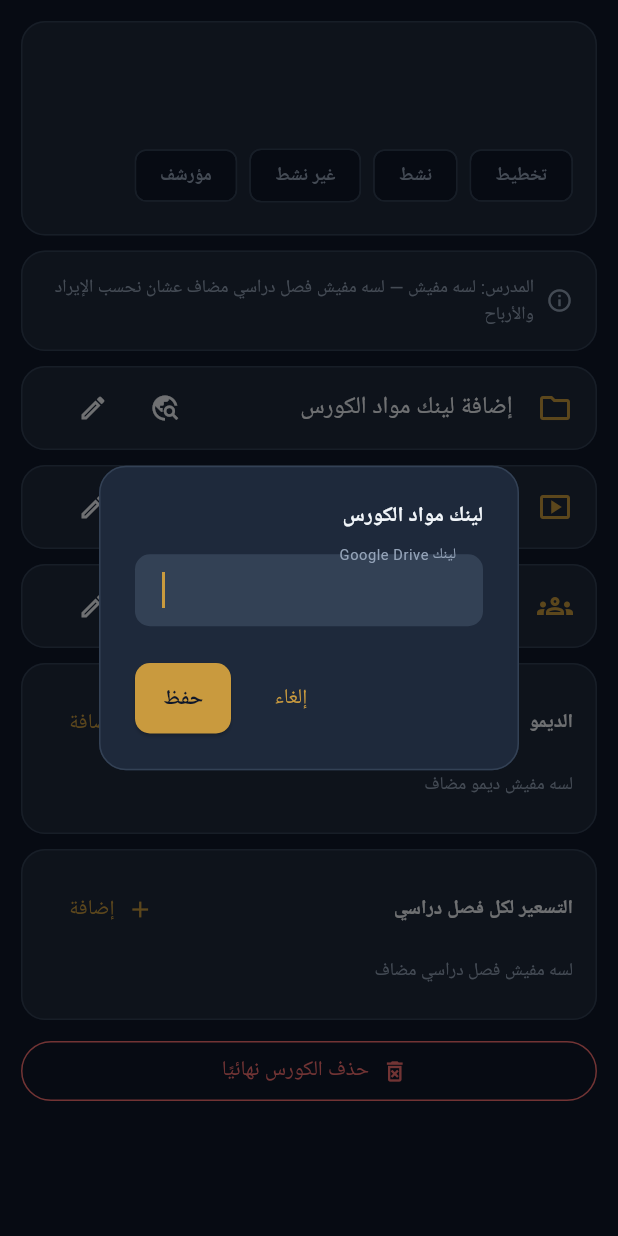
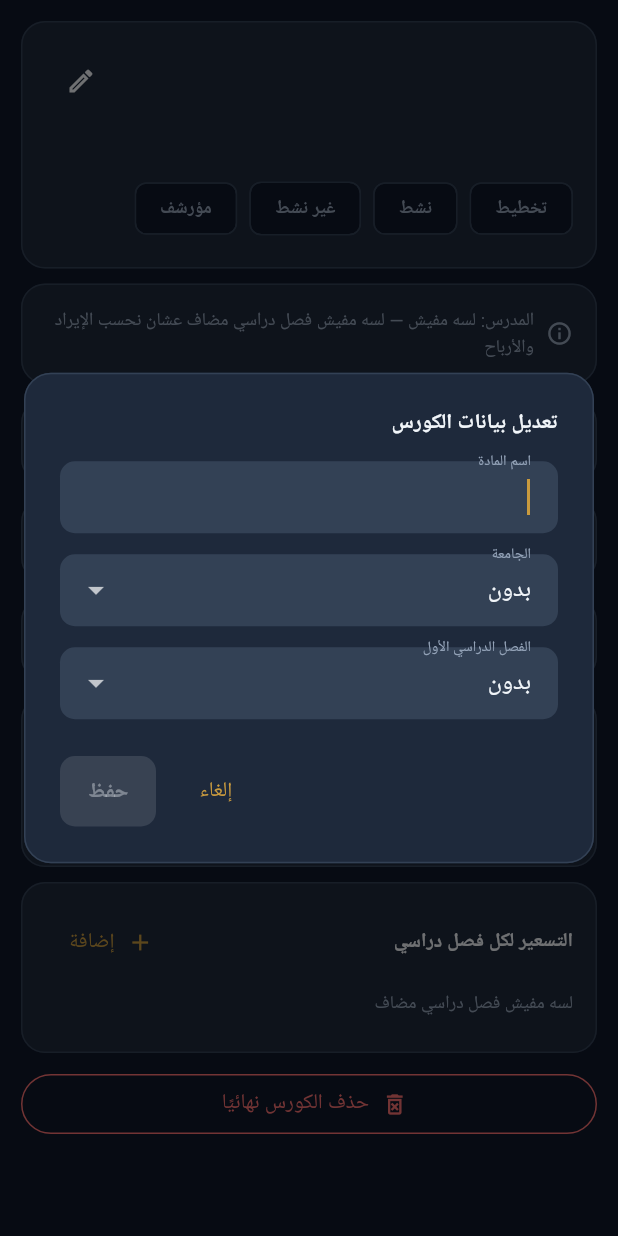
Before and after one commit to STUDYHUBAcademy/studyhub-app-web, a Flutter app: the _CourseDetailBody widget shown alone on an empty page, opened directly with empty values, after a tap on the "edit" icon, on a phone screen of 412 x 824 dp. Run offline on Flutter 3.47's test engine with Material 3 defaults, Android fonts, the phone set to English and light mode, and no system bars; our stand-ins replace fl_chart, flutter_dotenv, flutter_local_notifications, flutter_riverpod, flutter_timezone, go_router and 6 more; missing offline and left inert: extension_google_sign_in_as_googleapis_auth, google_sign_in_web, googleapis; accounts and stored records are empty; Roboto replaces fonts that are missing (Tajawal).

Commit message:
Add tutor search for demo picker, course details editing, and block enrollment on archived courses

```diff
--- a/lib/features/courses/domain/repositories/courses_repository.dart
+++ b/lib/features/courses/domain/repositories/courses_repository.dart
@@ -59,6 +59,12 @@ abstract class CoursesRepository {
     String? demoLink,
   });
   Future<void> updateCourseStatus(String courseId, String status);
+  Future<void> updateCourseDetails({
+    required String courseId,
+    required String subjectName,
+    String? universityId,
+    String? firstTermId,
+  });
   Future<void> updateCourseMaterialsLink(String courseId, String? link);
   Future<void> updateCourseDemoLink(String courseId, String? link);
   Future<void> updateCourseGroupLink(String courseId, String? link);
--- a/lib/features/courses/presentation/screens/course_detail_screen.dart
+++ b/lib/features/courses/presentation/screens/course_detail_screen.dart
@@ -14,6 +14,7 @@ import '../../../students/presentation/widgets/student_source_fields.dart';
 import '../../../tutors/domain/entities/tutor.dart';
 import '../../../tutors/presentation/providers/tutors_providers.dart';
 import '../../../universities/domain/entities/term.dart';
+import '../../../universities/domain/entities/university.dart';
 import '../../../universities/presentation/providers/universities_providers.dart';
 import '../../domain/entities/course.dart';
 import '../../domain/entities/course_demo.dart';
@@ -191,6 +192,105 @@ class _CourseDetailBody extends ConsumerWidget {
         .updateCourseMaterialsLink(course.id, link);
   }
 
+  Future<void> _editCourseDetails(BuildContext context, WidgetRef ref) async {
+    final universities = await ref.read(universitiesProvider.future);
+    final terms = await ref.read(termsProvider.future);
+    if (!context.mounted) return;
+
+    final subjectController = TextEditingController(text: course.subjectName);
+    University? selectedUniversity = universities
+        .where((u) => u.id == course.universityId)
+        .firstOrNull;
+    Term? selectedTerm = terms
+        .where((t) => t.id == course.firstTermId)
+        .firstOrNull;
+
+    final saved = await showDialog<bool>(
+      context: context,
+      builder: (context) => StatefulBuilder(
+        builder: (context, setState) => AlertDialog(
+          insetPadding: const EdgeInsets.symmetric(
+            horizontal: 16,
+            vertical: 24,
+          ),
+          title: const Text('تعديل بيانات الكورس'),
+          content: SizedBox(
+            width: double.maxFinite,
+            child: SingleChildScrollView(
+              child: Column(
+                mainAxisSize: MainAxisSize.min,
+                crossAxisAlignment: CrossAxisAlignment.start,
+                children: [
+                  TextField(
+                    controller: subjectController,
+                    decoration: const InputDecoration(labelText: 'اسم المادة'),
+                    autofocus: true,
+                  ),
+                  const SizedBox(height: 14),
+                  DropdownButtonFormField<University?>(
+                    initialValue: selectedUniversity,
+                    decoration: const InputDecoration(labelText: 'الجامعة'),
+                    items: [
+                      const DropdownMenuItem(
+                        value: null,
+                        child: Text('بدون'),
+                      ),
+                      ...universities.map(
+                        (u) =>
+                            DropdownMenuItem(value: u, child: Text(u.name)),
+                      ),
+                    ],
+                    onChanged: (v) => setState(() => selectedUniversity = v),
+                  ),
+                  const SizedBox(height: 14),
+                  DropdownButtonFormField<Term?>(
+                    initialValue: selectedTerm,
+                    decoration: const InputDecoration(
+                      labelText: 'الفصل الدراسي الأول',
+                    ),
+                    items: [
+                      const DropdownMenuItem(
+                        value: null,
+                        child: Text('بدون'),
+                      ),
+                      ...terms.map(
+                        (t) =>
+                            DropdownMenuItem(value: t, child: Text(t.name)),
+                      ),
+                    ],
+                    onChanged: (v) => setState(() => selectedTerm = v),
+                  ),
+                ],
+              ),
+            ),
+          ),
+          actions: [
+            TextButton(
+              onPressed: () => Navigator.pop(context, false),
+              child: const Text('إلغاء'),
+            ),
+            ElevatedButton(
+              onPressed: subjectController.text.trim().isEmpty
+                  ? null
+                  : () => Navigator.pop(context, true),
+              child: const Text('حفظ'),
+            ),
+          ],
+        ),
+      ),
+    );
+
+    if (saved != true || subjectController.text.trim().isEmpty) return;
+    await ref
+        .read(coursesRepositoryProvider)
+        .updateCourseDetails(
+          courseId: course.id,
+          subjectName: subjectController.text.trim(),
+          universityId: selectedUniversity?.id,
+          firstTermId: selectedTerm?.id,
+        );
+  }
+
   Future<void> _delete(BuildContext context, WidgetRef ref) async {
     final confirmed = await confirmWithPassword(
       context,
@@ -232,12 +332,24 @@ class _CourseDetailBody extends ConsumerWidget {
               child: Column(
                 crossAxisAlignment: CrossAxisAlignment.start,
                 children: [
-                  Text(
-                    course.subjectName,
-                    style: const TextStyle(
-                      fontWeight: FontWeight.w800,
-                      fontSize: 18,
-                    ),
+                  Row(
+                    crossAxisAlignment: CrossAxisAlignment.start,
+                    children: [
+                      Expanded(
+                        child: Text(
+                          course.subjectName,
+                          style: const TextStyle(
+                            fontWeight: FontWeight.w800,
+                            fontSize: 18,
+                          ),
+                        ),
+                      ),
+                      IconButton(
+                        icon: const Icon(Icons.edit_outlined, size: 20),
+                        tooltip: 'تعديل بيانات الكورس',
+                        onPressed: () => _editCourseDetails(context, ref),
+                      ),
+                    ],
                   ),
                   const SizedBox(height: 4),
                   Text(
@@ -829,16 +941,25 @@ class _DemosSection extends ConsumerWidget {
                 mainAxisSize: MainAxisSize.min,
                 crossAxisAlignment: CrossAxisAlignment.start,
                 children: [
-                  DropdownButtonFormField<Tutor>(
-                    initialValue: selectedTutor,
-                    decoration: const InputDecoration(labelText: 'المدرس'),
-                    items: tutors
-                        .map(
-                          (t) =>
-                              DropdownMenuItem(value: t, child: Text(t.name)),
-                        )
-                        .toList(),
-                    onChanged: (v) => setState(() => selectedTutor = v),
+                  Autocomplete<Tutor>(
+                    displayStringForOption: (t) => t.name,
+                    optionsBuilder: (value) {
+                      if (value.text.isEmpty) return tutors;
+                      final q = value.text.toLowerCase();
+                      return tutors.where(
+                        (t) => t.name.toLowerCase().contains(q),
+                      );
+                    },
+                    onSelected: (t) => setState(() => selectedTutor = t),
+                    fieldViewBuilder:
+                        (context, controller, focusNode, onSubmit) =>
+                            TextField(
+                              controller: controller,
+                              focusNode: focusNode,
+                              decoration: const InputDecoration(
+                                labelText: 'المدرس (اكتب للبحث)',
+                              ),
+                            ),
                   ),
                   const SizedBox(height: 12),
                   OutlinedButton(
@@ -1372,6 +1493,7 @@ class _CourseTermsSection extends ConsumerWidget {
                           courseTerm: ct,
                           termName: termNames[ct.termId] ?? '؟',
                           tutorId: course.tutorId,
+                          courseArchived: course.status == 'archived',
                         ),
                       )
                       .toList(),
@@ -1390,11 +1512,13 @@ class _CourseTermCard extends ConsumerWidget {
     required this.courseTerm,
     required this.termName,
     required this.tutorId,
+    required this.courseArchived,
   });
 
   final CourseTerm courseTerm;
   final String termName;
   final String? tutorId;
+  final bool courseArchived;
 
   Future<void> _recordPayment(
     BuildContext context,
@@ -1652,7 +1776,10 @@ class _CourseTermCard extends ConsumerWidget {
       shape: const RoundedRectangleBorder(
         borderRadius: BorderRadius.vertical(top: Radius.circular(20)),
       ),
-      builder: (context) => _EnrollmentsSheet(courseTerm: courseTerm),
+      builder: (context) => _EnrollmentsSheet(
+        courseTerm: courseTerm,
+        courseArchived: courseArchived,
+      ),
     );
   }
 }
@@ -1912,9 +2039,13 @@ const _paymentMethodLabels = {
 };
 
 class _EnrollmentsSheet extends ConsumerWidget {
-  const _EnrollmentsSheet({required this.courseTerm});
+  const _EnrollmentsSheet({
+    required this.courseTerm,
+    required this.courseArchived,
+  });
 
   final CourseTerm courseTerm;
+  final bool courseArchived;
 
   Future<void> _addEnrollment(BuildContext context, WidgetRef ref) async {
     final students = ref.read(studentsProvider).valueOrNull ?? [];
@@ -2127,9 +2258,11 @@ class _EnrollmentsSheet extends ConsumerWidget {
                   ),
                 ),
                 TextButton.icon(
-                  onPressed: () => _addEnrollment(context, ref),
+                  onPressed: courseArchived
+                      ? null
+                      : () => _addEnrollment(context, ref),
                   icon: const Icon(Icons.add, size: 18),
-                  label: const Text('إضافة'),
+                  label: Text(courseArchived ? 'الكورس مؤرشف' : 'إضافة'),
                 ),
               ],
             ),
```
Also changed, not shown: lib/features/courses/data/repositories/courses_repository_impl.dart (+14 -0 lines).
